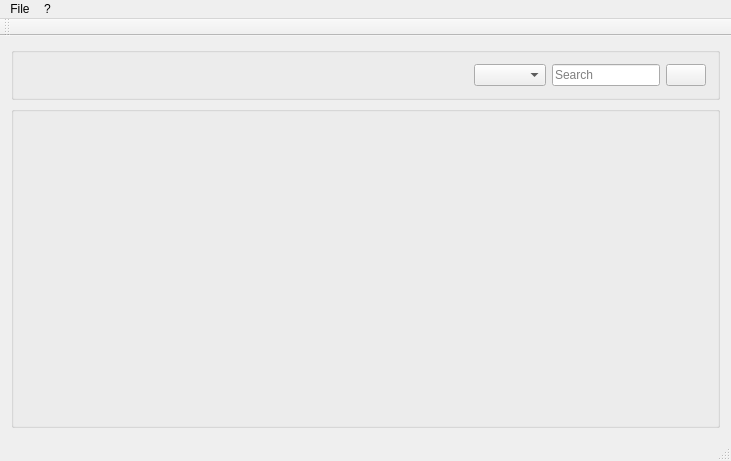
Above: registro_main_gui.ui from ice-bit/registro before the change. Below: the same form after it.
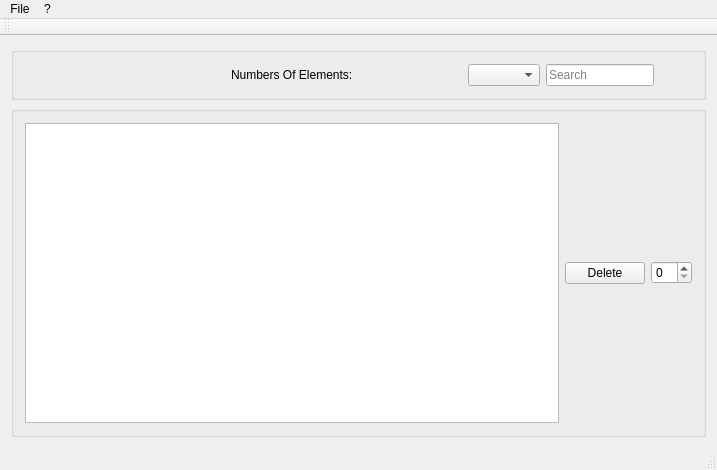
That is the form after the change. Icons and pictures are not drawn.

```diff
--- a/registro_main_gui.ui
+++ b/registro_main_gui.ui
@@ -6,8 +6,8 @@
    <rect>
     <x>0</x>
     <y>0</y>
-    <width>731</width>
-    <height>461</height>
+    <width>717</width>
+    <height>470</height>
    </rect>
   </property>
   <property name="windowTitle">
@@ -21,30 +21,6 @@
    <layout class="QHBoxLayout" name="horizontalLayout">
     <item>
      <layout class="QGridLayout" name="gridLayout">
-      <item row="2" column="0">
-       <widget class="QGroupBox" name="dbBox">
-        <property name="title">
-         <string/>
-        </property>
-        <layout class="QHBoxLayout" name="horizontalLayout_2">
-         <item>
-          <widget class="QTextEdit" name="txtShow">
-           <property name="styleSheet">
-            <string notr="true">#txtShow {
-	background-color: transparent;
-	border: none;
-	padding: 0;
-	margin: 0;
-}</string>
-           </property>
-           <property name="readOnly">
-            <bool>true</bool>
-           </property>
-          </widget>
-         </item>
-        </layout>
-       </widget>
-      </item>
       <item row="1" column="0">
        <widget class="QGroupBox" name="createBox">
         <property name="title">
@@ -147,6 +123,13 @@
            </property>
           </spacer>
          </item>
+         <item>
+          <widget class="QLabel" name="lblElements">
+           <property name="text">
+            <string>Numbers Of Elements:</string>
+           </property>
+          </widget>
+         </item>
          <item>
           <spacer name="horizontalSpacer">
            <property name="orientation">
@@ -186,7 +169,7 @@
          <item>
           <widget class="QPushButton" name="btnSearchElements">
            <property name="styleSheet">
-            <string notr="true">#btnSearchElement {
+            <string notr="true">#btnSearchElements {
 	background-color: transparent;
 	border: none;
 	background: none;
@@ -207,6 +190,28 @@
         </layout>
        </widget>
       </item>
+      <item row="2" column="0">
+       <widget class="QGroupBox" name="dbBox">
+        <property name="title">
+         <string/>
+        </property>
+        <layout class="QHBoxLayout" name="horizontalLayout_2">
+         <item>
+          <widget class="QTableWidget" name="tbResult"/>
+         </item>
+         <item>
+          <widget class="QPushButton" name="btnDeleteRecord">
+           <property name="text">
+            <string>Delete</string>
+           </property>
+          </widget>
+         </item>
+         <item>
+          <widget class="QSpinBox" name="spnDelID"/>
+         </item>
+        </layout>
+       </widget>
+      </item>
      </layout>
     </item>
    </layout>
@@ -216,7 +221,7 @@
     <rect>
      <x>0</x>
      <y>0</y>
-     <width>731</width>
+     <width>717</width>
      <height>21</height>
     </rect>
    </property>
```
Left out of the diff: 6 changed lines with no effect on the pictures.
